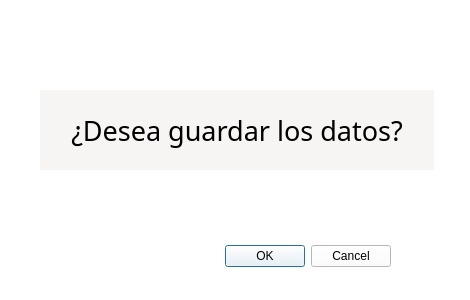
Above: dialog.ui from HailNicole/P60-Salarios before the change. Below: the same form after it.
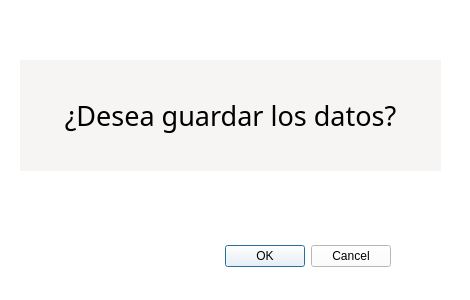
That is the form after the change.

```diff
--- a/dialog.ui
+++ b/dialog.ui
@@ -44,18 +44,18 @@
     <set>QDialogButtonBox::Cancel|QDialogButtonBox::Ok</set>
    </property>
   </widget>
-  <widget class="QWidget" name="verticalLayoutWidget">
+  <widget class="QLabel" name="label">
+   <property name="enabled">
+    <bool>true</bool>
+   </property>
    <property name="geometry">
     <rect>
-     <x>40</x>
-     <y>90</y>
-     <width>394</width>
-     <height>80</height>
+     <x>20</x>
+     <y>60</y>
+     <width>421</width>
+     <height>111</height>
     </rect>
    </property>
-   <layout class="QVBoxLayout" name="verticalLayout">
-    <item>
-     <widget class="QLabel" name="label">
       <property name="font">
        <font>
         <family>Arial Black</family>
@@ -71,9 +71,6 @@
       <property name="alignment">
        <set>Qt::AlignCenter</set>
       </property>
-     </widget>
-    </item>
-   </layout>
   </widget>
  </widget>
  <resources/>
```
Lines whose indentation alone changed are shown as unchanged.
